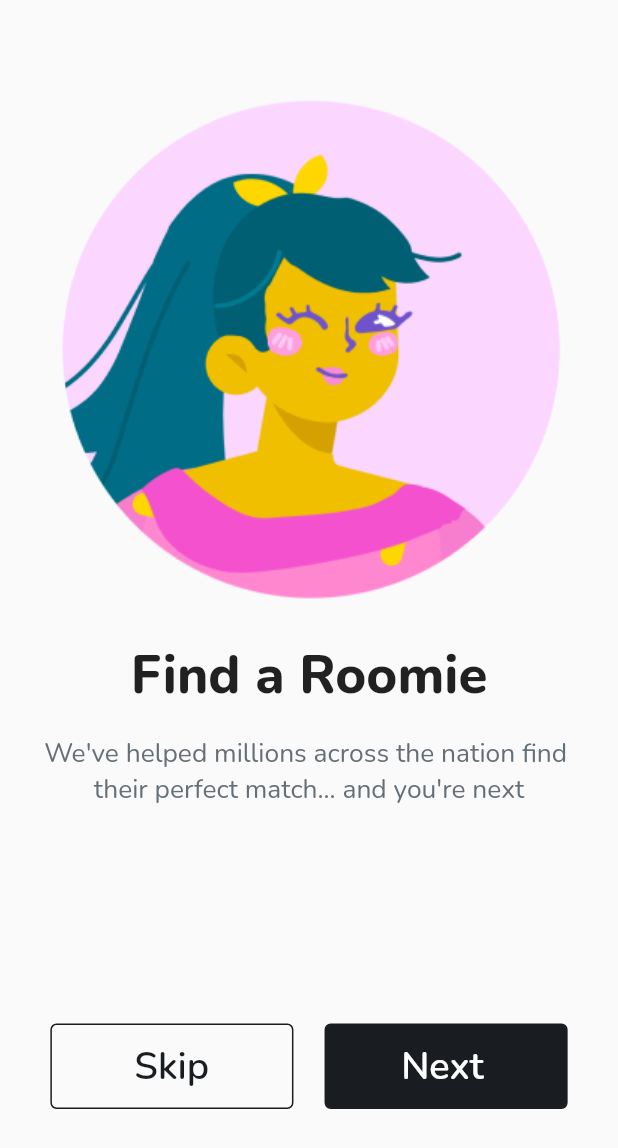
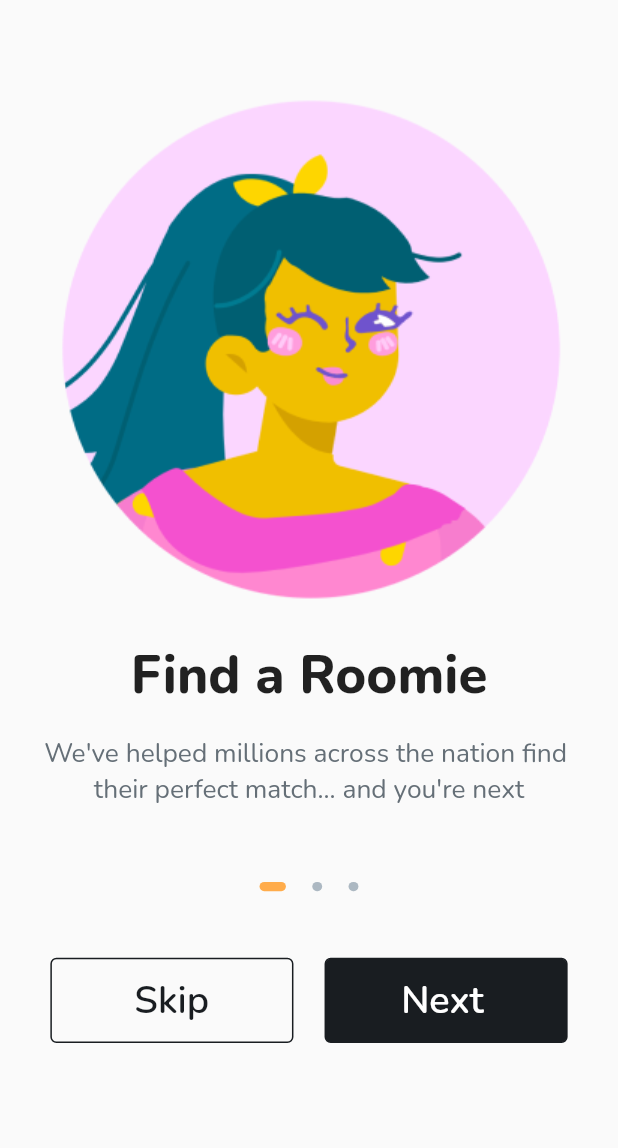
Before and after one commit to Samir-Sattarov/Student-Travel-Application, a Flutter app: the screen it shows after launch, on a phone screen of 412 x 824 dp. Shown: the top 1148 px of the screen. Run offline on Flutter 3.47's test engine with Material 2 defaults, Android fonts, the phone set to English and light mode, and no system bars; our stand-ins replace flutter_keyboard_visibility, flutter_screenutil, flutter_svg, google_fonts.

```diff
--- a/lib/screens/login_first_screen.dart
+++ b/lib/screens/login_first_screen.dart
@@ -5,16 +5,7 @@ import 'package:student_travel_application/core/utils/assets.dart';
 
 import 'login_second_screen.dart';
 
-void main() async {
 
-
-  WidgetsFlutterBinding.ensureInitialized();
-
-
-  await ScreenUtil.ensureScreenSize();
-
-  runApp(const MyApp());
-}
 
 class MyApp extends StatelessWidget {
   const MyApp({super.key});
@@ -107,10 +98,44 @@ class _MyHomePageState extends State<MyLoginfirstscreen> {
                                   color: Color(0xff656F77)
                               )
                           )),
+                          SizedBox(height: 50,),
+                          Container(
+                            width: 60.w,
+                            child: Row(
+                              mainAxisAlignment: MainAxisAlignment.spaceBetween,
+                              children: [
+                                Container(
+                                  width: 16.w,
+                                  height: 6.h,
+                                  decoration: BoxDecoration(
+                                    borderRadius: BorderRadius.circular(100),
+                                    color: Color(0xffFFAC4B)
+                                  ),
+                                ),
+                                Container(
+                                  width: 6.w,
+                                  height: 6.h,
+                                  decoration: BoxDecoration(
+                                    borderRadius: BorderRadius.circular(100),
+                                    color: Color(0xffACB8C2)
+                                  ),
+                                ),
+                                Container(
+                                  width: 6.w,
+                                  height: 6.h,
+                                  decoration: BoxDecoration(
+                                      borderRadius: BorderRadius.circular(100),
+                                      color: Color(0xffACB8C2)
+                                  ),
+                                ),
+
+                              ],
+                            ),
+                          ),
 
                           Container(
                             margin: EdgeInsets.only(
-                              top: 120
+                              top: 20
                             ),
 
                             width: 343.w,
```
Also changed, not shown: lib/screens/concluding_screen.dart (+2 -48 lines), lib/screens/login_second_screen.dart (+1 -11 lines), lib/screens/signing_acc.dart (+49 -12 lines).
